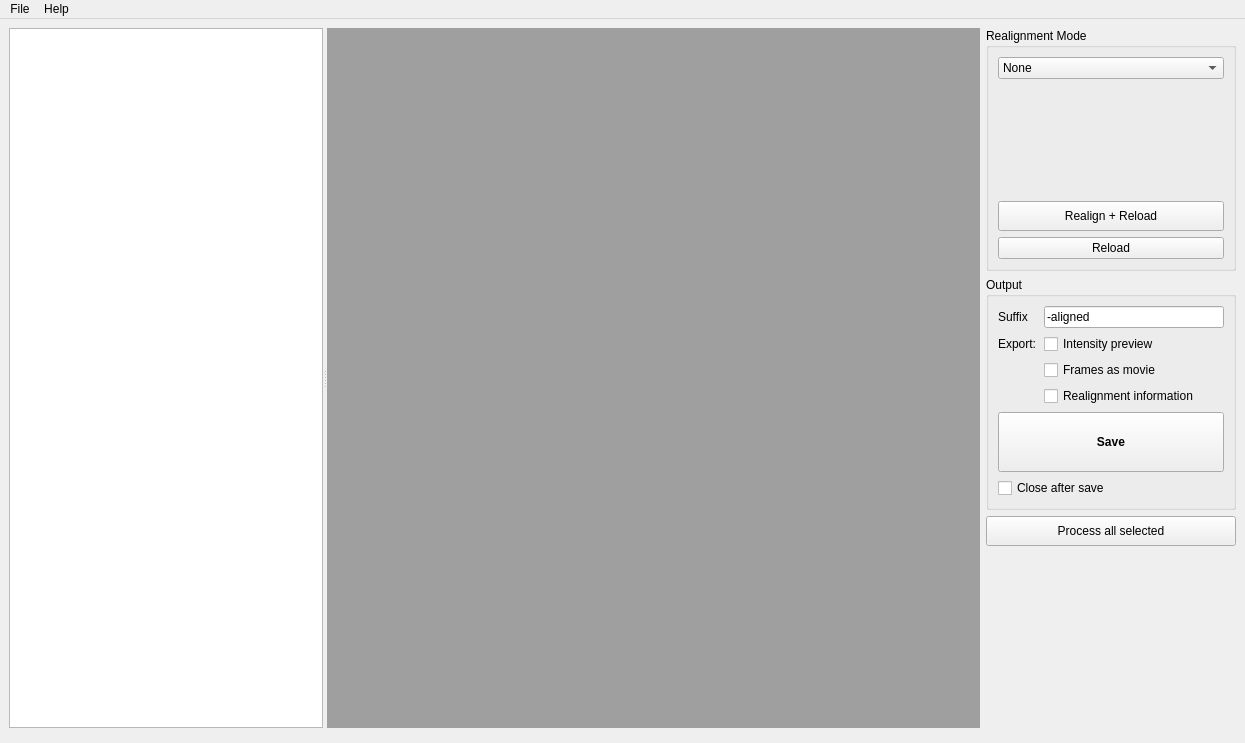
Old version of the form Source/flim-ui/RealignmentStudio.ui in the repository flimfit/Galene.
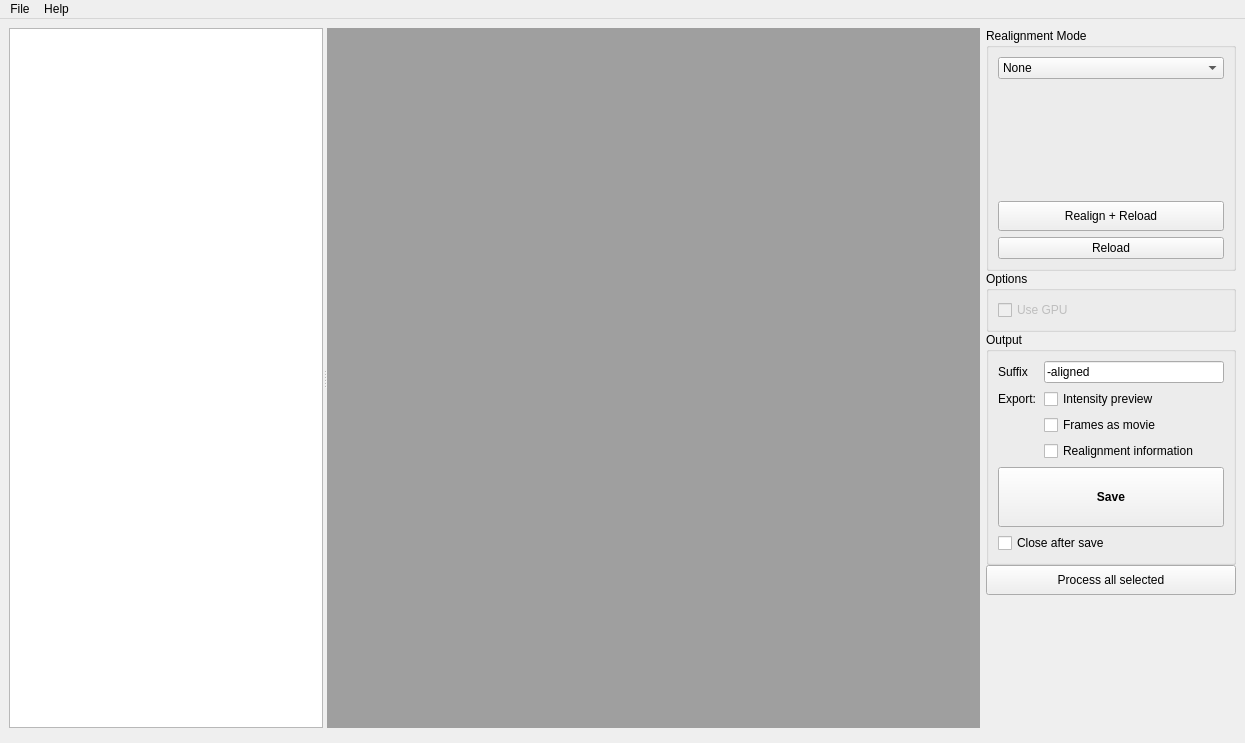
New version of the form. Custom widgets are drawn as their Qt base class.

Commit message: Fix imaris write, expose option for GPU and channels

```diff
--- a/Source/flim-ui/RealignmentStudio.ui
+++ b/Source/flim-ui/RealignmentStudio.ui
@@ -103,6 +103,9 @@
           </size>
          </property>
          <layout class="QVBoxLayout" name="verticalLayout">
+          <property name="spacing">
+           <number>0</number>
+          </property>
           <property name="leftMargin">
            <number>0</number>
           </property>
@@ -399,6 +402,37 @@
             </layout>
            </widget>
           </item>
+          <item>
+           <widget class="QGroupBox" name="groupBox_3">
+            <property name="minimumSize">
+             <size>
+              <width>0</width>
+              <height>0</height>
+             </size>
+            </property>
+            <property name="title">
+             <string>Options</string>
+            </property>
+            <layout class="QVBoxLayout" name="verticalLayout_6">
+             <item>
+              <widget class="QCheckBox" name="use_gpu_check">
+               <property name="enabled">
+                <bool>false</bool>
+               </property>
+               <property name="text">
+                <string>Use GPU</string>
+               </property>
+               <property name="checkable">
+                <bool>true</bool>
+               </property>
+               <property name="checked">
+                <bool>false</bool>
+               </property>
+              </widget>
+             </item>
+            </layout>
+           </widget>
+          </item>
           <item>
            <widget class="QGroupBox" name="groupBox">
             <property name="title">
```
Left out of the diff: 2 changed lines with no effect on the pictures. The commit also changes 13 other files.
